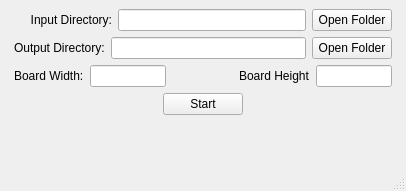
Old version of the form CameraCalibration/src/CameraCalibrator.ui in the repository FRCTeam4500/RoboHound_Utilities.
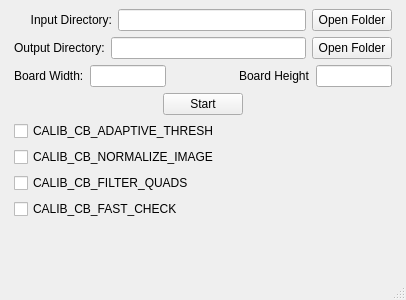
New version of the form.

Diff of the .ui file:
```diff
--- a/CameraCalibration/src/CameraCalibrator.ui
+++ b/CameraCalibration/src/CameraCalibrator.ui
@@ -7,19 +7,19 @@
     <x>0</x>
     <y>0</y>
     <width>406</width>
-    <height>191</height>
+    <height>300</height>
    </rect>
   </property>
   <property name="minimumSize">
    <size>
     <width>406</width>
-    <height>191</height>
+    <height>300</height>
    </size>
   </property>
   <property name="maximumSize">
    <size>
     <width>406</width>
-    <height>191</height>
+    <height>350</height>
    </size>
   </property>
   <property name="windowTitle">
@@ -170,6 +170,34 @@
         </item>
        </layout>
       </item>
+      <item>
+       <widget class="QCheckBox" name="checkAdaptive">
+        <property name="text">
+         <string>CALIB_CB_ADAPTIVE_THRESH</string>
+        </property>
+       </widget>
+      </item>
+      <item>
+       <widget class="QCheckBox" name="checkNormalize">
+        <property name="text">
+         <string>CALIB_CB_NORMALIZE_IMAGE</string>
+        </property>
+       </widget>
+      </item>
+      <item>
+       <widget class="QCheckBox" name="checkFilter">
+        <property name="text">
+         <string>CALIB_CB_FILTER_QUADS</string>
+        </property>
+       </widget>
+      </item>
+      <item>
+       <widget class="QCheckBox" name="checkFast">
+        <property name="text">
+         <string>CALIB_CB_FAST_CHECK</string>
+        </property>
+       </widget>
+      </item>
       <item>
        <spacer name="verticalSpacer">
         <property name="orientation">
```
